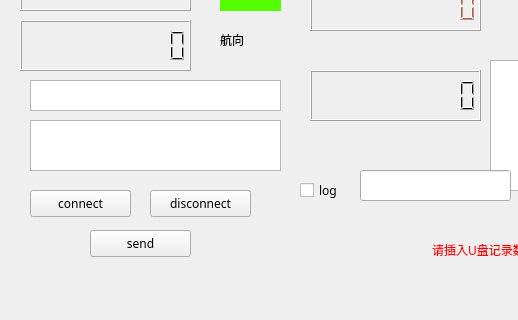
sensarliar/gps_test, file mainwindow.ui: the form before one commit; both pictures show x 0 to 518 and y 160 to 480 of the 640 by 480 pixel window.
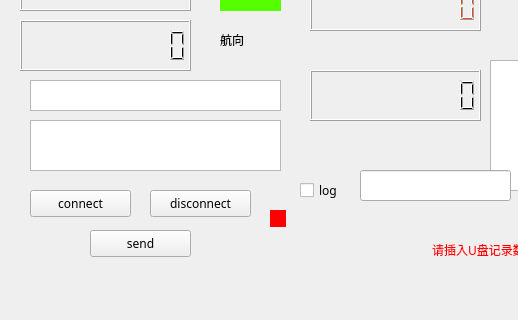
The form after the commit. Icons and pictures are not drawn.

Commit message: modify display widget a little bit

What changed in the file:
```diff
--- a/mainwindow.ui
+++ b/mainwindow.ui
@@ -685,6 +685,22 @@
      <string notr="true">background-image: url(:/new/prefix1/images/Su-32 Flanker.png);</string>
     </property>
    </widget>
+   <widget class="QLabel" name="label">
+    <property name="geometry">
+     <rect>
+      <x>270</x>
+      <y>370</y>
+      <width>16</width>
+      <height>17</height>
+     </rect>
+    </property>
+    <property name="styleSheet">
+     <string notr="true">background-color: rgb(255, 0, 0);</string>
+    </property>
+    <property name="text">
+     <string/>
+    </property>
+   </widget>
    <zorder>graphicsView_3</zorder>
    <zorder>graphicsView_4</zorder>
    <zorder>m_sendEdit</zorder>
```
Left out of the diff: 1 changed line with no effect on the pictures. The commit also changes 1 other file.
